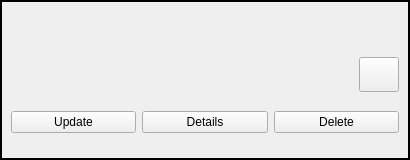
The window that src/UI/custom_widgets/showpasswordwidget.ui (Kracocks/ToolBox) describes before a commit, drawn with Qt 5.
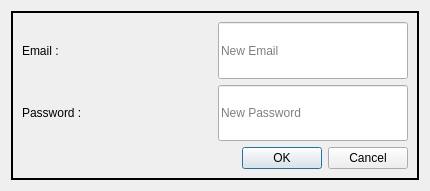
The same window after the commit. Icons and pictures are not drawn.

```diff
--- a/src/UI/custom_widgets/showpasswordwidget.ui
+++ b/src/UI/custom_widgets/showpasswordwidget.ui
@@ -6,10 +6,16 @@
    <rect>
     <x>0</x>
     <y>0</y>
-    <width>410</width>
-    <height>160</height>
+    <width>430</width>
+    <height>191</height>
    </rect>
   </property>
+  <property name="sizePolicy">
+   <sizepolicy hsizetype="Expanding" vsizetype="Expanding">
+    <horstretch>0</horstretch>
+    <verstretch>0</verstretch>
+   </sizepolicy>
+  </property>
   <property name="cursor">
    <cursorShape>ArrowCursor</cursorShape>
   </property>
@@ -17,10 +23,26 @@
    <string/>
   </property>
   <property name="styleSheet">
-   <string notr="true">#ShowPasswordWidget {border: 2px solid black;}</string>
+   <string notr="true"/>
   </property>
   <layout class="QVBoxLayout" name="vb_show_input_widget">
    <item>
+    <widget class="QStackedWidget" name="stackedWidget">
+     <property name="sizePolicy">
+      <sizepolicy hsizetype="Expanding" vsizetype="Expanding">
+       <horstretch>0</horstretch>
+       <verstretch>0</verstretch>
+      </sizepolicy>
+     </property>
+     <property name="styleSheet">
+      <string notr="true">#stackedWidget {border: 2px solid black;}</string>
+     </property>
+     <property name="currentIndex">
+      <number>1</number>
+     </property>
+     <widget class="QWidget" name="View">
+      <layout class="QVBoxLayout" name="verticalLayout">
+       <item>
     <widget class="QLabel" name="login_email">
      <property name="sizePolicy">
       <sizepolicy hsizetype="Minimum" vsizetype="Maximum">
@@ -211,6 +233,81 @@
       </widget>
      </item>
     </layout>
+       </item>
+      </layout>
+     </widget>
+     <widget class="QWidget" name="Edit">
+      <layout class="QVBoxLayout" name="verticalLayout_2">
+       <item>
+        <layout class="QHBoxLayout" name="hb_new_email">
+         <item>
+          <widget class="QLabel" name="new_email_label">
+           <property name="sizePolicy">
+            <sizepolicy hsizetype="Expanding" vsizetype="Preferred">
+             <horstretch>0</horstretch>
+             <verstretch>0</verstretch>
+            </sizepolicy>
+           </property>
+           <property name="text">
+            <string>Email : </string>
+           </property>
+          </widget>
+         </item>
+         <item>
+          <widget class="QLineEdit" name="new_email_tf">
+           <property name="sizePolicy">
+            <sizepolicy hsizetype="Expanding" vsizetype="Preferred">
+             <horstretch>0</horstretch>
+             <verstretch>0</verstretch>
+            </sizepolicy>
+           </property>
+           <property name="placeholderText">
+            <string>New Email</string>
+           </property>
+          </widget>
+         </item>
+        </layout>
+       </item>
+       <item>
+        <layout class="QHBoxLayout" name="hb_new_pwd">
+         <item>
+          <widget class="QLabel" name="new_pwd_label">
+           <property name="sizePolicy">
+            <sizepolicy hsizetype="Expanding" vsizetype="Preferred">
+             <horstretch>0</horstretch>
+             <verstretch>0</verstretch>
+            </sizepolicy>
+           </property>
+           <property name="text">
+            <string>Password : </string>
+           </property>
+          </widget>
+         </item>
+         <item>
+          <widget class="QLineEdit" name="new_pwd_tf">
+           <property name="sizePolicy">
+            <sizepolicy hsizetype="Expanding" vsizetype="Preferred">
+             <horstretch>0</horstretch>
+             <verstretch>0</verstretch>
+            </sizepolicy>
+           </property>
+           <property name="placeholderText">
+            <string>New Password</string>
+           </property>
+          </widget>
+         </item>
+        </layout>
+       </item>
+       <item>
+        <widget class="QDialogButtonBox" name="edit">
+         <property name="standardButtons">
+          <set>QDialogButtonBox::Cancel|QDialogButtonBox::Ok</set>
+         </property>
+        </widget>
+       </item>
+      </layout>
+     </widget>
+    </widget>
    </item>
   </layout>
  </widget>
```
Lines whose indentation alone changed are shown as unchanged.
